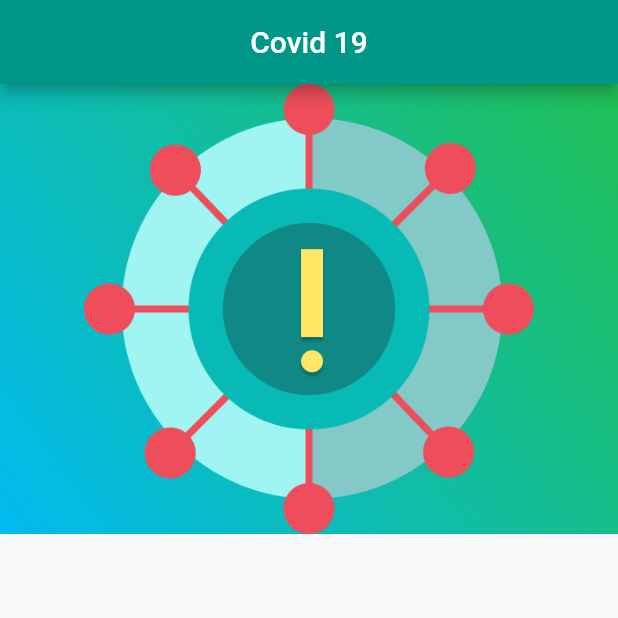
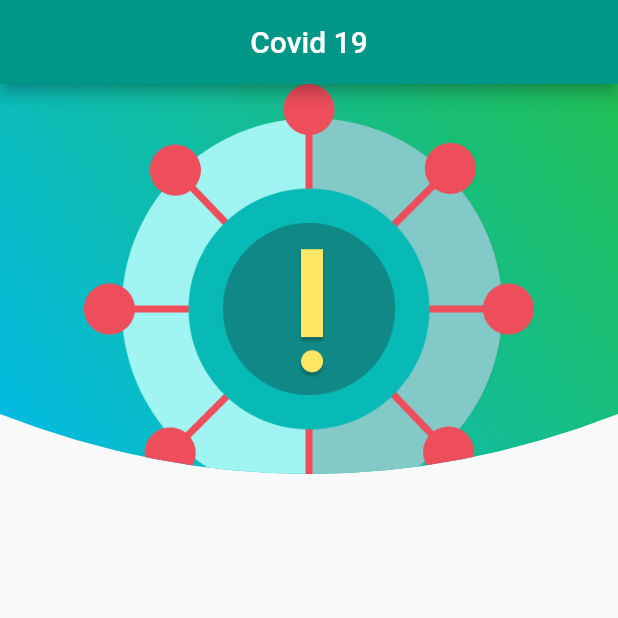
Before and after one commit to FahimMuntashir/Covid19-FlutterUI, a Flutter app: the screen it shows after launch, on a phone screen of 412 x 824 dp, the top half of it. Run offline on Flutter 3.47's test engine with Material 2 defaults, Android fonts, the phone set to English and light mode, and no system bars.

Commit message:
top layer

```diff
--- /dev/null
+++ b/lib/homepage.dart
@@ -0,0 +1,105 @@
+body: Container(
+padding: EdgeInsets.only(left: 40, top: 50, right: 20),
+height: 300,
+width: double.infinity,
+decoration: BoxDecoration(
+gradient: LinearGradient(
+begin: Alignment.topRight,
+end: Alignment.bottomLeft,
+colors: [
+Color(0xFF20BF55),
+Color(0xFF01BAEF),
+],
+),
+image: DecorationImage(
+
+image: AssetImage("images/logo.png"),
+
+),
+),
+),
+);
+}
+}
+
+
+
+
+
+
+
+
+
+
+
+
+
+
+body: Column(
+crossAxisAlignment: CrossAxisAlignment.center,
+children: <Widget>[
+ClipPath(
+clipper: MyClipper(),
+child: Container(
+height: 300.0,
+width: double.infinity,
+decoration: BoxDecoration(
+gradient: LinearGradient(
+begin: Alignment.topRight,
+end: Alignment.bottomLeft,
+colors: [
+Color(0xFF20BF55),
+Color(0xFF01BAEF),
+]),
+),
+child: Column(
+children: <Widget>[
+Expanded(
+child: Stack(
+children: <Widget>[
+Center(
+child: Image(
+image: AssetImage("images/logo.png"),
+),
+),
+],
+),
+),
+Positioned(
+top: 20,
+left: 150,
+child: Text(
+'All You Need To Know',
+style: TextStyle(
+color: Colors.black,
+),
+),
+),
+],
+),
+),
+),
+],
+),
+);
+}
+}
+
+class MyClipper extends CustomClipper<Path> {
+  @override
+  Path getClip(Size size) {
+    var path = Path();
+    path.lineTo(0, size.height - 80);
+    path.quadraticBezierTo(
+        size.width / 2, size.height, size.width, size.height - 80);
+    path.lineTo(size.width, 0);
+    path.close();
+    return path;
+  }
+
+  @override
+  bool shouldReclip(CustomClipper<Path> oldClipper) {
+    // TODO: implement shouldReclip
+    return false;
+  }
+}
--- a/lib/main.dart
+++ b/lib/main.dart
@@ -1,3 +1,4 @@
+import 'package:flutter/cupertino.dart';
 import 'package:flutter/material.dart';
 
 void main() => runApp(CovidUI());
@@ -26,9 +27,13 @@ class UserPage extends StatelessWidget {
           ),
         ),
       ),
-      body: Container(
-        padding: EdgeInsets.only(left: 40, top: 50, right: 20),
-        height: 300,
+      body: Column(
+        crossAxisAlignment: CrossAxisAlignment.center,
+        children: <Widget>[
+          ClipPath(
+            clipper: MyClipper(),
+            child: Container(
+              height: 300.0,
               width: double.infinity,
               decoration: BoxDecoration(
                 gradient: LinearGradient(
@@ -37,15 +42,47 @@ class UserPage extends StatelessWidget {
                     colors: [
                       Color(0xFF20BF55),
                       Color(0xFF01BAEF),
+                    ]),
+              ),
+              child: Column(
+                children: <Widget>[
+
+                  Expanded(
+                    child: Stack(
+                      children: <Widget>[
+                        Center(
+                          child: Image(
+                            image: AssetImage("images/logo.png"),
+                          ),
+                        ),
                       ],
                     ),
-          image: DecorationImage(
-
-            image: AssetImage("images/logo.png"),
-
+                  ),
+                ],
               ),
             ),
+          ),
+        ],
       ),
     );
   }
 }
+
+class MyClipper extends CustomClipper<Path> {
+  @override
+  Path getClip(Size size) {
+    var path = Path();
+    path.lineTo(0, size.height - 80);
+    path.quadraticBezierTo(
+        size.width / 2, size.height, size.width, size.height - 80);
+    path.lineTo(size.width, 0);
+    path.close();
+    return path;
+  }
+
+  @override
+  bool shouldReclip(CustomClipper<Path> oldClipper) {
+    // TODO: implement shouldReclip
+    return false;
+  }
+}
```
Lines whose indentation alone changed are shown as unchanged.
